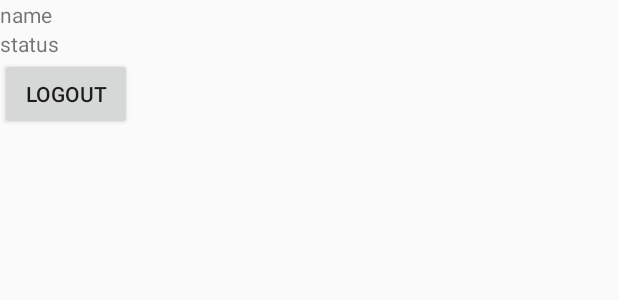
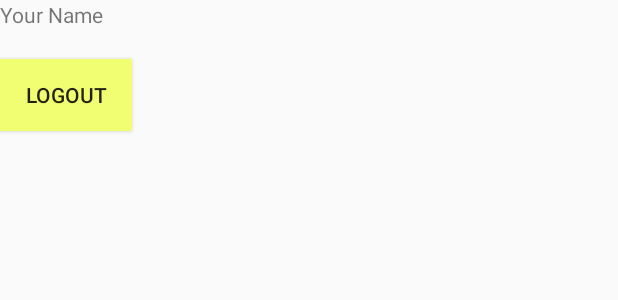
Before and after one commit to ClowDragon/ilp, an Android app: the layout activity_main.xml on its own in the app's theme, with its tools: preview values and no code run, on a phone screen of 412 x 824 dp. Shown: the top 300 px of the screen. Run offline under Robolectric (Android 15) with nearby library versions, the light colour scheme and no system bars.

Commit message:
small fixes
finish UI

```diff
--- a/app/src/main/java/com/example/chris/ilp/MainActivity.kt
+++ b/app/src/main/java/com/example/chris/ilp/MainActivity.kt
@@ -15,7 +15,6 @@ import com.example.chris.ilp.R.*
 
 class MainActivity : AppCompatActivity() {
     private lateinit var displayName: TextView
-    private lateinit var status: TextView
     private lateinit var logout: Button
     private lateinit var auth: FirebaseAuth
     private lateinit var database: FirebaseDatabase
@@ -28,8 +27,7 @@ class MainActivity : AppCompatActivity() {
         database = FirebaseDatabase.getInstance()
 
         displayName = findViewById(id.nameTextView) as TextView
-        status = findViewById(id.statusTextView) as TextView
-        logout = findViewById(id.singoutButton) as Button
+        logout = findViewById(id.signoutButton) as Button
 
         logout.setOnClickListener {
             auth.signOut()
@@ -55,7 +53,6 @@ class MainActivity : AppCompatActivity() {
                 if(dataSnapshot.exists()){
                     var user: User = dataSnapshot.getValue(User::class.java)
                     displayName.text = user.displayName
-                    status.text = user.status
                 }
 
             }
--- a/app/src/main/res/layout/activity_login.xml
+++ b/app/src/main/res/layout/activity_login.xml
@@ -36,7 +36,7 @@
         android:layout_height="wrap_content"
         android:layout_marginTop="20dip"
         android:background="@color/colorAccent"
-        android:text="Login"
+        android:text="@string/btn_login"
         android:textColor="@android:color/black" />
 
     <Button
@@ -48,6 +48,6 @@
         android:text="@string/btn_link_to_register"
         android:textAllCaps="false"
         android:textColor="@android:color/white"
-        android:textSize="15dp"  />
+        android:textSize="15sp"  />
 
 </LinearLayout>
--- a/app/src/main/res/layout/activity_main.xml
+++ b/app/src/main/res/layout/activity_main.xml
@@ -11,17 +11,15 @@
         android:id="@+id/nameTextView"
         android:layout_width="match_parent"
         android:layout_height="wrap_content"
-        android:text="name"
+        android:text="@string/hint_name"
         />
-    <TextView
-        android:id="@+id/statusTextView"
-        android:layout_width="match_parent"
-        android:layout_height="wrap_content"
-        android:text="status"/>
+
     <Button
-        android:id="@+id/singoutButton"
+        android:id="@+id/signoutButton"
         android:layout_width="wrap_content"
         android:layout_height="wrap_content"
-        android:text="logout" />
+        android:layout_marginTop="20dip"
+        android:background="@color/colorAccent"
+        android:text="@string/btn_logout" />
 
 </LinearLayout>
--- a/app/src/main/res/layout/activity_register.xml
+++ b/app/src/main/res/layout/activity_register.xml
@@ -52,5 +52,5 @@
         android:text="@string/btn_link_to_login"
         android:textAllCaps="false"
         android:textColor="@android:color/white"
-        android:textSize="15dp" />
+        android:textSize="15sp" />
 </LinearLayout>
--- a/app/src/main/res/values/strings.xml
+++ b/app/src/main/res/values/strings.xml
@@ -6,8 +6,9 @@
     <string name="title_activity_login">Sign in</string>
     <string name="hint_email">Email</string>
     <string name="hint_password">Password</string>
-    <string name="hint_name">Full name</string>
-    <string name="btn_login">LOGIN</string>
+    <string name="hint_name">Your Name</string>
+    <string name="btn_login">Login</string>
+    <string name="btn_logout">Logout</string>
     <string name="btn_register">Register</string>
     <string name="btn_link_to_register">Not a member? Get registered in Coinz!</string>
     <string name="btn_link_to_login">Already registered? Log in Coinz!</string>
```
Also changed, not shown: app/src/main/AndroidManifest.xml (+9 -3 lines).
